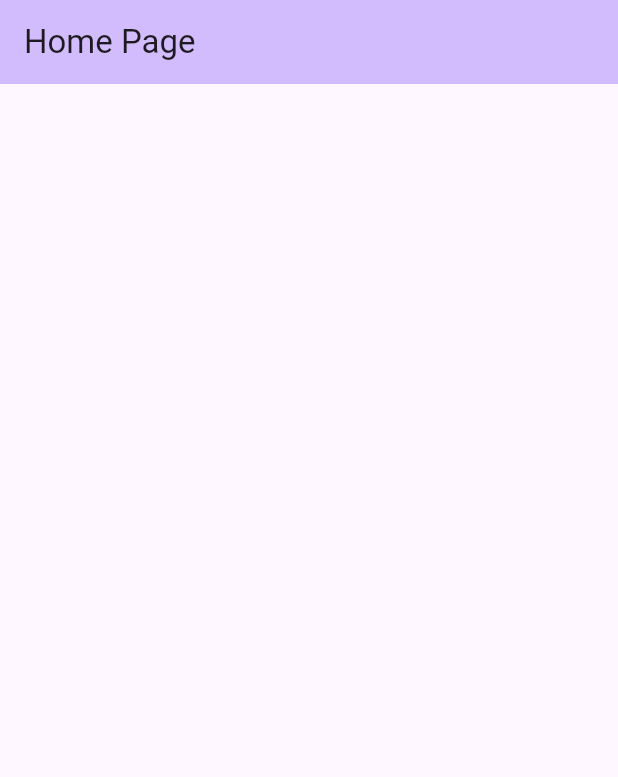
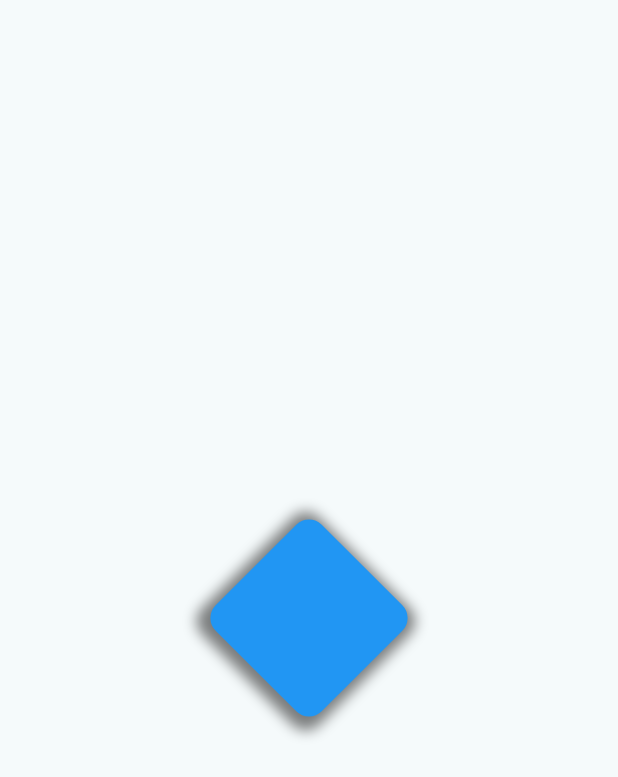
Before and after one commit to Rahul-naik92/flutter_animation, a Flutter app: the screen it shows after launch, on a phone screen of 412 x 824 dp. Shown: the top 777 px of the screen. Run offline on Flutter 3.47's test engine with Material 3 defaults, Android fonts, the phone set to English and light mode, and no system bars.

```diff
--- a/lib/main.dart
+++ b/lib/main.dart
@@ -1,4 +1,5 @@
 import 'package:flutter/material.dart';
+import 'dart:math' show pi;
 
 void main() {
   runApp(const MyApp());
@@ -12,7 +13,7 @@ class MyApp extends StatelessWidget {
     return MaterialApp(
       title: 'Flutter Demo',
       theme: ThemeData(
-        colorScheme: ColorScheme.fromSeed(seedColor: Colors.deepPurple),
+        colorScheme: ColorScheme.fromSeed(seedColor: Colors.grey),
         useMaterial3: true,
       ),
       home: const MyHomePage(),
@@ -27,13 +28,55 @@ class MyHomePage extends StatefulWidget {
   State<MyHomePage> createState() => _MyHomePageState();
 }
 
-class _MyHomePageState extends State<MyHomePage> {
+class _MyHomePageState extends State<MyHomePage>
+    with SingleTickerProviderStateMixin {
+  late AnimationController _controller;
+  late Animation<double> _animation;
+  @override
+  void initState() {
+    super.initState();
+    _controller = AnimationController(
+      vsync: this,
+      duration: Duration(seconds: 2),
+    );
+    _animation = Tween<double>(begin: 0.0, end: 2 * pi).animate(_controller);
+  }
+
+  @override
+  void dispose() {
+    _controller.dispose();
+    super.dispose();
+  }
+
+  /*
+  0.0 = 0 degrees
+  0.5 = 180 degress
+  1.0 = 360 degrees
+  */
   @override
   Widget build(BuildContext context) {
     return Scaffold(
-      appBar: AppBar(
-        backgroundColor: Theme.of(context).colorScheme.inversePrimary,
-        title: Text("Home Page"),
+      body: Center(
+        child: Transform(
+          alignment: Alignment.center,
+          transform: Matrix4.identity()..rotateZ(pi / 4),
+          child: Container(
+            height: 100,
+            width: 100,
+            decoration: BoxDecoration(
+                color: Colors.blue,
+                borderRadius: BorderRadius.all(
+                  Radius.circular(12),
+                ),
+                boxShadow: [
+                  BoxShadow(
+                      color: Colors.black.withOpacity(0.5),
+                      spreadRadius: 5,
+                      blurRadius: 7,
+                      offset: Offset(0, 3))
+                ]),
+          ),
+        ),
       ),
     );
   }
--- a/pubspec.yaml
+++ b/pubspec.yaml
@@ -35,6 +35,7 @@ dependencies:
   # The following adds the Cupertino Icons font to your application.
   # Use with the CupertinoIcons class for iOS style icons.
   cupertino_icons: ^1.0.6
+  flutter_riverpod: ^2.5.1
 
 dev_dependencies:
   flutter_test:
```
Also changed, not shown: pubspec.lock.
